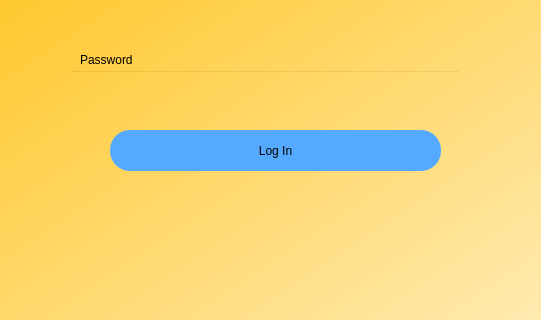
Before: the Qt Designer form log_in.ui in logz254/Sign_Language_Interpretation_and_Generation, drawn with Qt 5; both pictures show x 350 to 891 and y 270 to 590 of the 1202 by 800 pixel window.
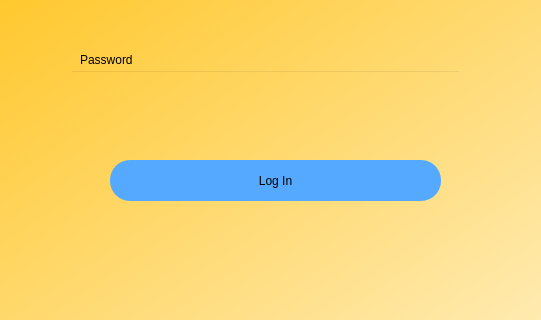
After: the same form once the commit is applied.

The edit to the form file:
```diff
--- a/log_in.ui
+++ b/log_in.ui
@@ -63,7 +63,7 @@
     <property name="geometry">
      <rect>
       <x>460</x>
-      <y>400</y>
+      <y>430</y>
       <width>331</width>
       <height>41</height>
      </rect>
@@ -131,6 +131,22 @@
 font: 12pt &quot;MS Shell Dlg 2&quot;;</string>
     </property>
    </widget>
+   <widget class="QLabel" name="error">
+    <property name="geometry">
+     <rect>
+      <x>430</x>
+      <y>390</y>
+      <width>381</width>
+      <height>16</height>
+     </rect>
+    </property>
+    <property name="styleSheet">
+     <string notr="true">font: 12pt &quot;MS Shell Dlg 2&quot;;color:red;</string>
+    </property>
+    <property name="text">
+     <string/>
+    </property>
+   </widget>
   </widget>
  </widget>
  <resources/>
```
Left out of the diff: 4 changed lines with no effect on the pictures.
